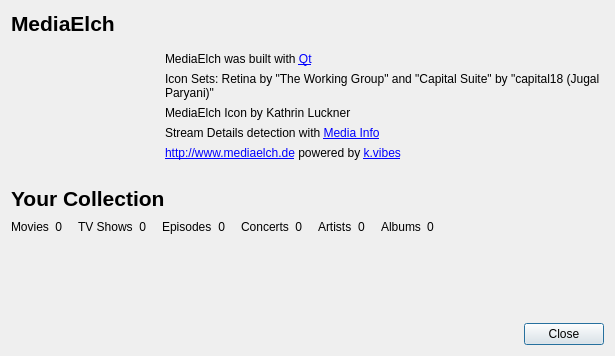
Old version of the form main/AboutDialog.ui in the repository Komet/MediaElch.
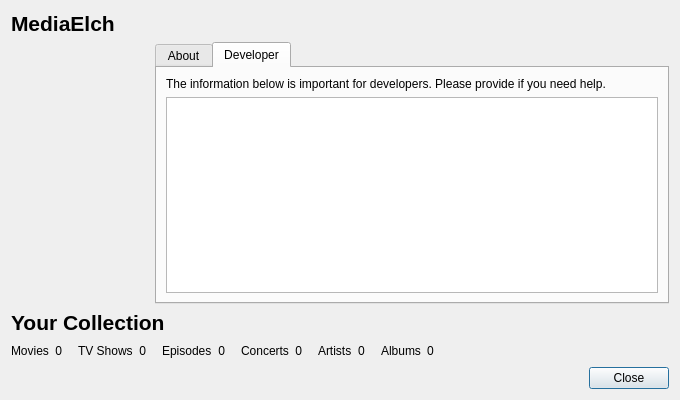
New version of the form. The open tabs and pages were chosen to show the change. Icons and pictures are not drawn.

Commit message:
[About] Add developer information
 - add developer information to the about dialog

```diff
--- a/main/AboutDialog.ui
+++ b/main/AboutDialog.ui
@@ -9,14 +9,14 @@
    <rect>
     <x>0</x>
     <y>0</y>
-    <width>615</width>
-    <height>356</height>
+    <width>680</width>
+    <height>400</height>
    </rect>
   </property>
   <property name="minimumSize">
    <size>
-    <width>600</width>
-    <height>0</height>
+    <width>680</width>
+    <height>400</height>
    </size>
   </property>
   <property name="windowTitle">
@@ -29,7 +29,9 @@
   <property name="modal">
    <bool>true</bool>
   </property>
-  <layout class="QVBoxLayout" name="verticalLayout" stretch="0,0,0,0,0,0,1">
+  <layout class="QVBoxLayout" name="verticalLayout" stretch="0,0,0,0,0">
+   <item>
+    <layout class="QHBoxLayout" name="hLayout_title" stretch="0,0">
    <item>
     <widget class="QLabel" name="labelMediaElch">
      <property name="font">
@@ -45,6 +47,21 @@
     </widget>
    </item>
    <item>
+      <spacer name="horizontalSpacer_8">
+       <property name="orientation">
+        <enum>Qt::Horizontal</enum>
+       </property>
+       <property name="sizeHint" stdset="0">
+        <size>
+         <width>40</width>
+         <height>20</height>
+        </size>
+       </property>
+      </spacer>
+     </item>
+    </layout>
+   </item>
+   <item>
     <layout class="QHBoxLayout" name="horizontalLayout" stretch="0,0,1">
      <item>
       <widget class="QLabel" name="icon">
@@ -78,30 +95,24 @@
        </property>
        <property name="sizeHint" stdset="0">
         <size>
-         <width>20</width>
+         <width>10</width>
          <height>20</height>
         </size>
        </property>
       </spacer>
      </item>
      <item>
+      <layout class="QVBoxLayout" name="vLayout_infos">
+       <item>
+        <widget class="QTabWidget" name="tabWidget">
+         <property name="currentIndex">
+          <number>0</number>
+         </property>
+         <widget class="QWidget" name="tabAbout">
+          <attribute name="title">
+           <string>About</string>
+          </attribute>
       <layout class="QVBoxLayout" name="verticalLayout_2">
-       <item>
-        <spacer name="verticalSpacer_3">
-         <property name="orientation">
-          <enum>Qt::Vertical</enum>
-         </property>
-         <property name="sizeType">
-          <enum>QSizePolicy::Fixed</enum>
-         </property>
-         <property name="sizeHint" stdset="0">
-          <size>
-           <width>20</width>
-           <height>10</height>
-          </size>
-         </property>
-        </spacer>
-       </item>
        <item>
         <widget class="QLabel" name="label_7">
          <property name="text">
@@ -156,40 +167,55 @@
         </widget>
        </item>
        <item>
-        <spacer name="verticalSpacer_2">
+            <widget class="QLabel" name="label_12">
+             <property name="text">
+              <string>Bugs and wishes can be reported on &lt;a href=&quot;https://github.com/Komet/MediaElch/issues&quot;&gt;GitHub&lt;/a&gt;.</string>
+             </property>
+            </widget>
+           </item>
+           <item>
+            <spacer name="verticalSpacer_3">
          <property name="orientation">
           <enum>Qt::Vertical</enum>
          </property>
          <property name="sizeType">
-          <enum>QSizePolicy::Fixed</enum>
+              <enum>QSizePolicy::Expanding</enum>
          </property>
          <property name="sizeHint" stdset="0">
           <size>
            <width>20</width>
-           <height>10</height>
+               <height>33</height>
           </size>
          </property>
         </spacer>
        </item>
       </layout>
-     </item>
-    </layout>
-   </item>
+         </widget>
+         <widget class="QWidget" name="tabDev">
+          <attribute name="title">
+           <string>Developer</string>
+          </attribute>
+          <layout class="QVBoxLayout" name="verticalLayout_4">
    <item>
-    <spacer name="verticalSpacer">
-     <property name="orientation">
-      <enum>Qt::Vertical</enum>
-     </property>
-     <property name="sizeType">
-      <enum>QSizePolicy::Fixed</enum>
-     </property>
-     <property name="sizeHint" stdset="0">
-      <size>
-       <width>20</width>
-       <height>10</height>
-      </size>
-     </property>
-    </spacer>
+            <widget class="QLabel" name="label_14">
+             <property name="text">
+              <string>The information below is important for developers. Please provide if you need help.</string>
+             </property>
+             <property name="wordWrap">
+              <bool>true</bool>
+             </property>
+            </widget>
+           </item>
+           <item>
+            <widget class="QTextBrowser" name="txtDetails"/>
+           </item>
+          </layout>
+         </widget>
+        </widget>
+       </item>
+      </layout>
+     </item>
+    </layout>
    </item>
    <item>
     <widget class="QLabel" name="label_2">
@@ -398,19 +424,6 @@
      </item>
     </layout>
    </item>
-   <item>
-    <spacer name="verticalSpacer_4">
-     <property name="orientation">
-      <enum>Qt::Vertical</enum>
-     </property>
-     <property name="sizeHint" stdset="0">
-      <size>
-       <width>20</width>
-       <height>1</height>
-      </size>
-     </property>
-    </spacer>
-   </item>
    <item>
     <widget class="QDialogButtonBox" name="buttonBox">
      <property name="orientation">
```
Lines whose indentation alone changed are shown as unchanged. The commit also changes 5 other files.
